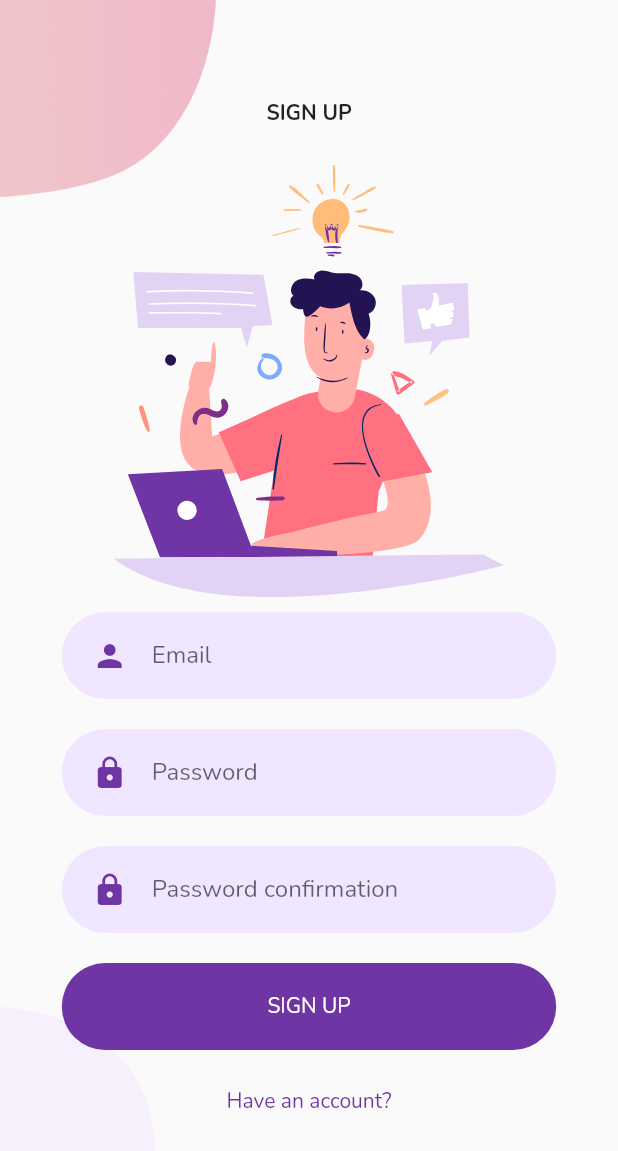
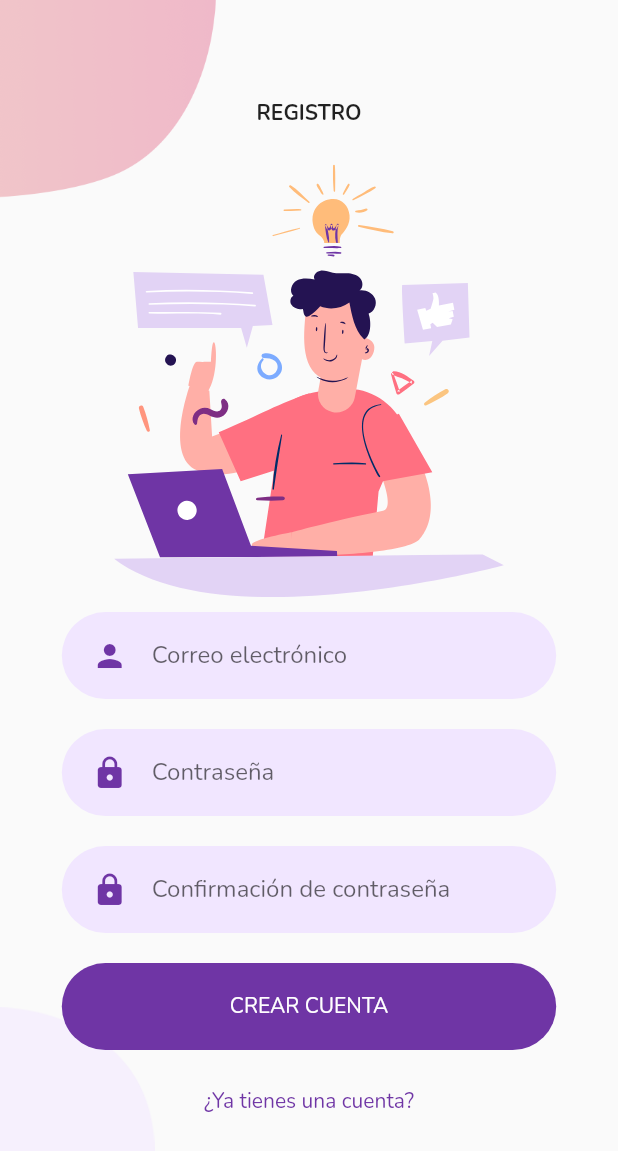
Before and after one commit to YisusOnDev/PracticeJob_Flutter, a Flutter app: the SignUpPage screen opened by its route, on a phone screen of 412 x 824 dp. Shown: the top 1151 px of the screen. Run offline on Flutter 3.47's test engine with Material 2 defaults, Android fonts, the phone set to English and light mode, and no system bars; drawn by our look-alikes of reactive_forms; our stand-ins replace auto_route, flutter_secure_storage, flutter_svg, image_picker; missing offline and left inert: reactive_date_time_picker; accounts and stored records are empty; network calls fail.

Commit message:
Translated to spanish and added option to redraw and set values in complete_profile widget

```diff
--- a/lib/src/pages/home_page.dart
+++ b/lib/src/pages/home_page.dart
@@ -20,15 +20,15 @@ class _HomePageState extends State<HomePage> {
   final tabsItems = const <BottomNavigationBarItem>[
     BottomNavigationBarItem(
       icon: Icon(Icons.search),
-      label: 'Search',
+      label: 'Buscar',
     ),
     BottomNavigationBarItem(
       icon: Icon(Icons.archive),
-      label: 'My offers',
+      label: 'Mis ofertas',
     ),
     BottomNavigationBarItem(
       icon: Icon(Icons.person),
-      label: 'Profile',
+      label: 'Mi perfil',
     ),
   ];
 
--- a/lib/src/pages/login_page.dart
+++ b/lib/src/pages/login_page.dart
@@ -67,7 +67,7 @@ class _LoginPageState extends State<LoginPage> {
               mainAxisAlignment: MainAxisAlignment.center,
               children: <Widget>[
                 const Text(
-                  "LOG IN",
+                  "INICIO DE SESIÓN",
                   style: TextStyle(
                       fontWeight: FontWeight.bold, color: cPrimaryColor),
                 ),
@@ -81,7 +81,7 @@ class _LoginPageState extends State<LoginPage> {
                 TextButton(
                     onPressed: () => context.router.pushNamed('/signup'),
                     style: TextButton.styleFrom(primary: cPrimaryColor),
-                    child: const Text("Don't have an account yet?")),
+                    child: const Text("¿No tienes cuenta aún?")),
               ],
             ),
           ),
@@ -101,10 +101,11 @@ class _LoginPageState extends State<LoginPage> {
               keyboardType: TextInputType.emailAddress,
               formControlName: 'email',
               validationMessages: (control) => {
-                'required': 'The email must not be empty',
-                'email': 'The email value must be a valid email'
+                'required': 'El correo no puede estar vacío',
+                'email': 'El correo debe ser válido'
               },
-              decoration: Util.formDecoration(Icons.person, 'Email'),
+              decoration:
+                  Util.formDecoration(Icons.person, 'Correo electrónico'),
             ),
           ),
           TextFieldContainer(
@@ -112,9 +113,9 @@ class _LoginPageState extends State<LoginPage> {
               formControlName: 'password',
               obscureText: true,
               validationMessages: (control) => {
-                'required': 'The password must not be empty',
+                'required': 'La contraseña no puede estar vacía',
               },
-              decoration: Util.formDecoration(Icons.lock, 'Password'),
+              decoration: Util.formDecoration(Icons.lock, 'Contraseña'),
             ),
           ),
           Container(
@@ -132,7 +133,7 @@ class _LoginPageState extends State<LoginPage> {
                 }
               },
               style: TextButton.styleFrom(primary: Colors.white),
-              child: const Text("LOG IN"),
+              child: const Text("INICIAR SESIÓN"),
             ),
           ),
         ],
@@ -156,11 +157,11 @@ class _LoginPageState extends State<LoginPage> {
           context.router.replaceNamed('/home');
         }
       } else {
-        Util.showMyDialog(context, "Error", "Invalid credentials.");
+        Util.showMyDialog(context, "Error", "Credenciales inválidas.");
       }
     } on TimeoutException catch (_) {
-      Util.showMyDialog(
-          context, "Error", "An error has occurred, please try again.");
+      Util.showMyDialog(context, "Error",
+          "Ha ocurrido un error, por favor, intentelo más tarde.");
     }
   }
 }
--- a/lib/src/pages/signup_page.dart
+++ b/lib/src/pages/signup_page.dart
@@ -64,7 +64,7 @@ class _SignUpPageState extends State<SignUpPage> {
                 mainAxisAlignment: MainAxisAlignment.center,
                 children: <Widget>[
                   const Text(
-                    "SIGN UP",
+                    "REGISTRO",
                     style: TextStyle(fontWeight: FontWeight.bold),
                   ),
                   SizedBox(height: size.height * 0.03),
@@ -76,7 +76,7 @@ class _SignUpPageState extends State<SignUpPage> {
                   TextButton(
                       onPressed: () => context.router.pushNamed('/login'),
                       style: TextButton.styleFrom(primary: cPrimaryColor),
-                      child: const Text("Have an account?")),
+                      child: const Text("¿Ya tienes una cuenta?")),
                 ],
               ),
             ),
@@ -97,11 +97,11 @@ class _SignUpPageState extends State<SignUpPage> {
               keyboardType: TextInputType.emailAddress,
               formControlName: 'email',
               validationMessages: (control) => {
-                'required': 'The email must not be empty',
-                'email': 'The email value must be a valid email'
+                'required': 'El correo no puede estar vacío',
+                'email': 'El correo debe ser válido'
               },
               decoration: const InputDecoration(
-                hintText: "Email",
+                hintText: "Correo electrónico",
                 icon: Icon(
                   Icons.person,
                   color: cPrimaryColor,
@@ -115,10 +115,10 @@ class _SignUpPageState extends State<SignUpPage> {
               formControlName: 'password',
               obscureText: true,
               validationMessages: (control) => {
-                'required': 'The password must not be empty',
+                'required': 'La contraseña no puede estar vacía',
               },
               decoration: const InputDecoration(
-                hintText: "Password",
+                hintText: "Contraseña",
                 icon: Icon(
                   Icons.lock,
                   color: cPrimaryColor,
@@ -132,11 +132,11 @@ class _SignUpPageState extends State<SignUpPage> {
               formControlName: 'passwordConfirmation',
               obscureText: true,
               validationMessages: (control) => {
-                'required': 'The password must not be empty',
-                'mustMatch': 'Passwords must match'
+                'required': 'La contraseña no puede estar vacía',
+                'mustMatch': 'Las contraseñas deben coincidir'
               },
               decoration: const InputDecoration(
-                hintText: "Password confirmation",
+                hintText: "Confirmación de contraseña",
                 icon: Icon(
                   Icons.lock,
                   color: cPrimaryColor,
@@ -160,7 +160,7 @@ class _SignUpPageState extends State<SignUpPage> {
                 }
               },
               style: TextButton.styleFrom(primary: Colors.white),
-              child: const Text("SIGN UP"),
+              child: const Text("CREAR CUENTA"),
             ),
           ),
         ],
@@ -178,12 +178,12 @@ class _SignUpPageState extends State<SignUpPage> {
         context.router.removeLast();
         context.router.replaceNamed('/completeprofile');
       } else {
-        Util.showMyDialog(
-            context, "Error", "An account with this email already exists.");
+        Util.showMyDialog(context, "Error",
+            "Ya existe una cuenta con este correo electrónico.");
       }
     } on TimeoutException catch (_) {
-      Util.showMyDialog(
-          context, "Error", "An error has occurred, please try again.");
+      Util.showMyDialog(context, "Error",
+          "Ha ocurrido un error, por favor, intentelo de nuevo más tarde.");
     }
   }
 }
--- a/lib/src/pages/welcome_page.dart
+++ b/lib/src/pages/welcome_page.dart
@@ -60,7 +60,7 @@ class WelcomePage extends StatelessWidget {
                 mainAxisAlignment: MainAxisAlignment.center,
                 children: <Widget>[
                   const Text(
-                    "WELCOME TO PRACTICEJOB",
+                    "BIENVENIDO A PRACTICEJOB",
                     style: TextStyle(fontWeight: FontWeight.bold, fontSize: 16),
                   ),
                   SizedBox(height: size.height * 0.05),
@@ -78,7 +78,7 @@ class WelcomePage extends StatelessWidget {
                           borderRadius: BorderRadius.circular(29.0),
                         ),
                       ),
-                      child: const Text('LOG IN')),
+                      child: const Text('INICIAR SESIÓN')),
                   ElevatedButton(
                       onPressed: () => router.pushNamed('/signup'),
                       style: ElevatedButton.styleFrom(
@@ -88,7 +88,7 @@ class WelcomePage extends StatelessWidget {
                           borderRadius: BorderRadius.circular(29.0),
                         ),
                       ),
-                      child: const Text('CREATE ACCOUNT')),
+                      child: const Text('CREAR CUENTA')),
                 ],
               ),
             ),
--- a/lib/src/routes/app_routes.dart
+++ b/lib/src/routes/app_routes.dart
@@ -1,6 +1,7 @@
 import 'package:auto_route/auto_route.dart';
 import 'package:flutter/material.dart';
 import 'package:practicejob/src/guards/auth_guard.dart';
+import 'package:practicejob/src/models/user.dart';
 import 'package:practicejob/src/pages/complete_profile_page.dart';
 import 'package:practicejob/src/pages/home_page.dart';
 import 'package:practicejob/src/pages/login_page.dart';
```
Also changed, not shown: lib/src/models/fp.dart (+7 -0 lines), lib/src/models/fp_family.dart (+8 -0 lines), lib/src/models/fp_grade.dart (+8 -0 lines), lib/src/models/util.dart (+19 -2 lines), lib/src/pages/complete_profile_page.dart (+72 -37 lines), lib/src/pages/profile_page.dart (+10 -5 lines), lib/src/pages/settings_page.dart (+9 -32 lines), lib/src/routes/app_routes.gr.dart.
